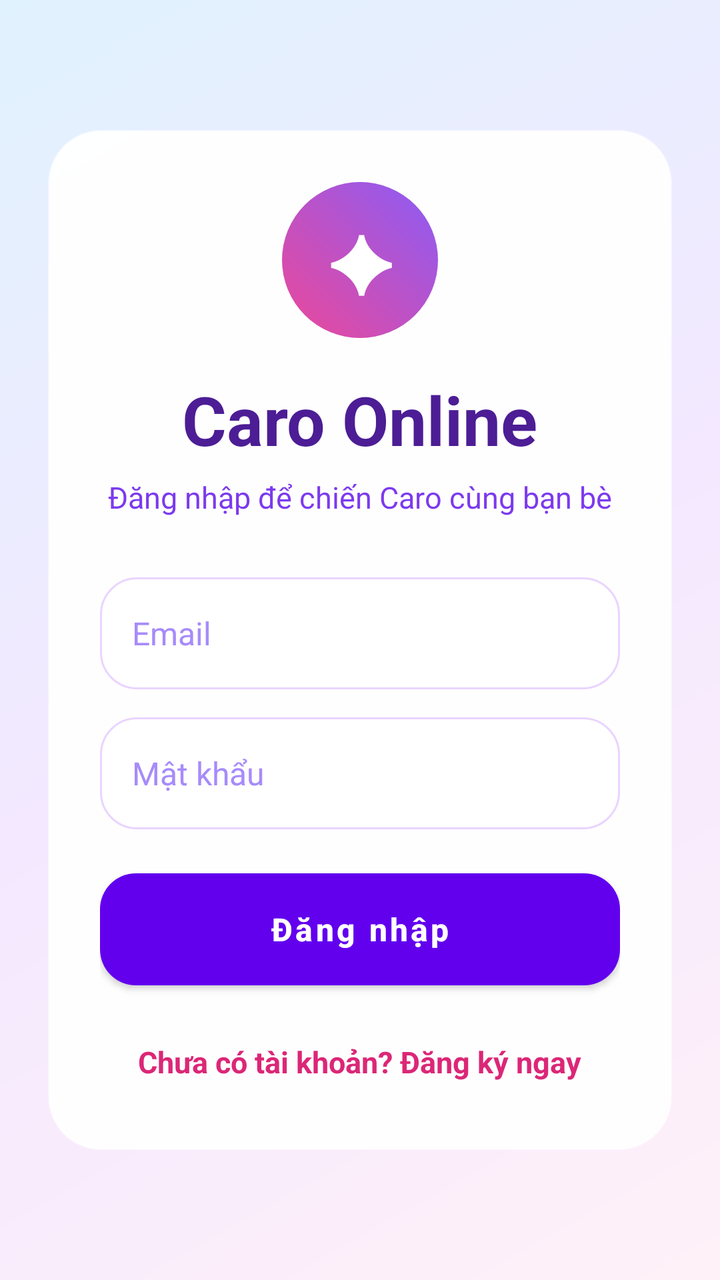
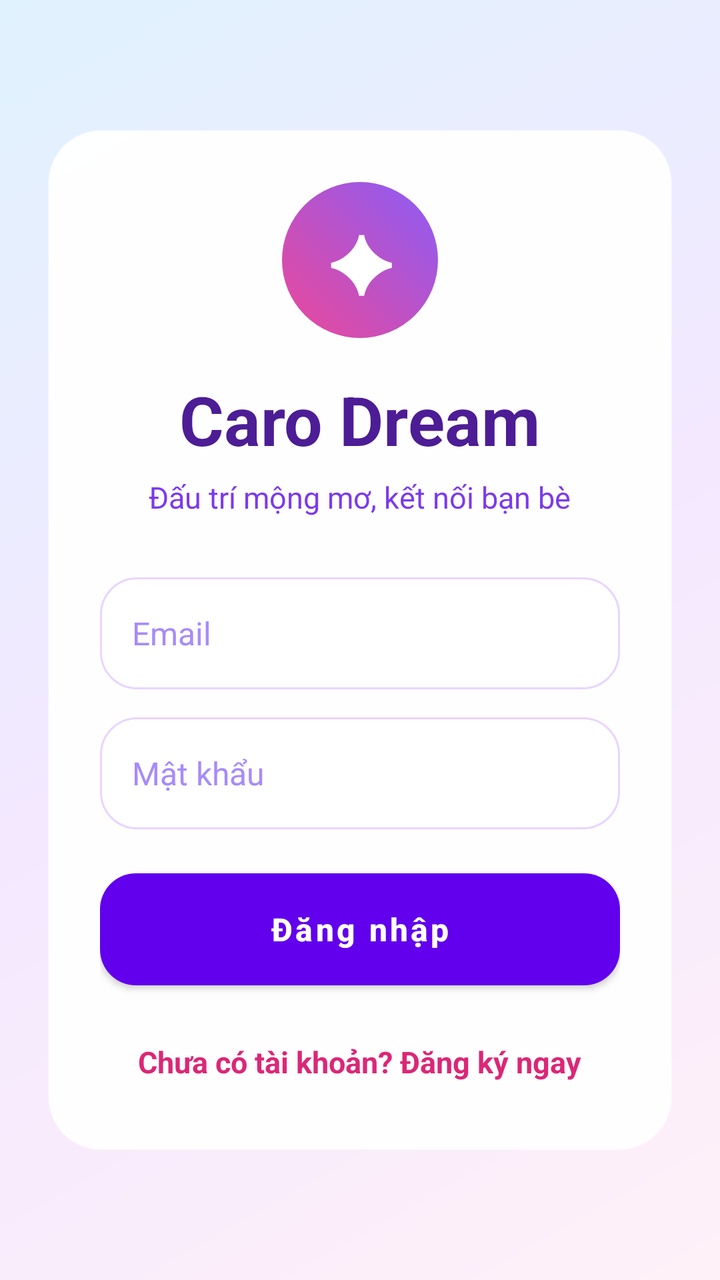

The first picture is an Android layout as it rendered before a commit; the second is the same layout after the commit. The layout source and the unified diff follow.
<!-- AndroidManifest.xml: application theme Theme.CaroOnline -->
<!-- res/layout/activity_login.xml -->
<?xml version="1.0" encoding="utf-8"?>
<ScrollView xmlns:android="http://schemas.android.com/apk/res/android"
    android:layout_width="match_parent"
    android:layout_height="match_parent"
    android:fillViewport="true"
    android:background="@drawable/bg_app_gradient">

    <LinearLayout
        android:layout_width="match_parent"
        android:layout_height="match_parent"
        android:gravity="center"
        android:orientation="vertical"
        android:padding="24dp">

        <LinearLayout
            android:layout_width="match_parent"
            android:layout_height="wrap_content"
            android:background="@drawable/bg_card_glass"
            android:elevation="10dp"
            android:gravity="center"
            android:orientation="vertical"
            android:padding="26dp">

            <TextView
                android:layout_width="78dp"
                android:layout_height="78dp"
                android:background="@drawable/bg_circle_logo"
                android:gravity="center"
                android:text="✦"
                android:textColor="@color/button_text_white"
                android:textSize="38sp"
                android:textStyle="bold" />

            <TextView
                android:layout_width="wrap_content"
                android:layout_height="wrap_content"
                android:layout_marginTop="18dp"
                android:text="Caro Online"
                android:textColor="#4C1D95"
                android:textSize="34sp"
                android:textStyle="bold" />

            <TextView
                android:layout_width="wrap_content"
                android:layout_height="wrap_content"
                android:layout_marginTop="6dp"
                android:text="Đăng nhập để chiến Caro cùng bạn bè"
                android:textColor="#7C3AED"
                android:textSize="15sp" />

            <EditText
                android:id="@+id/edtEmail"
                android:layout_width="match_parent"
                android:layout_height="56dp"
                android:layout_marginTop="30dp"
                android:background="@drawable/bg_input"
                android:hint="Email"
                android:inputType="textEmailAddress"
                android:textColor="#1F2937"
                android:textColorHint="#A78BFA"
                android:textSize="16sp" />

            <EditText
                android:id="@+id/edtPassword"
                android:layout_width="match_parent"
                android:layout_height="56dp"
                android:layout_marginTop="14dp"
                android:background="@drawable/bg_input"
                android:hint="Mật khẩu"
                android:inputType="textPassword"
                android:textColor="#1F2937"
                android:textColorHint="#A78BFA"
                android:textSize="16sp" />

            <Button
                android:id="@+id/btnLogin"
                android:layout_width="match_parent"
                android:layout_height="56dp"
                android:layout_marginTop="22dp"
                android:background="@drawable/bg_button_primary"
                android:elevation="6dp"
                android:text="Đăng nhập"
                android:textAllCaps="false"
                android:textColor="@color/button_text_white"
                android:textSize="16sp"
                android:textStyle="bold" />

            <TextView
                android:id="@+id/tvGoRegister"
                android:layout_width="wrap_content"
                android:layout_height="wrap_content"
                android:layout_marginTop="20dp"
                android:padding="8dp"
                android:text="Chưa có tài khoản? Đăng ký ngay"
                android:textColor="#DB2777"
                android:textSize="15sp"
                android:textStyle="bold" />
        </LinearLayout>
    </LinearLayout>
</ScrollView>
<!-- resources referenced by this layout -->
<resources>
  <!-- drawable bg_app_gradient (drawable) -->
  <?xml version="1.0" encoding="utf-8"?>
  <shape xmlns:android="http://schemas.android.com/apk/res/android">
      <gradient
          android:startColor="#FFF1F8"
          android:centerColor="#F3E8FF"
          android:endColor="#E0F2FE"
          android:angle="135" />
  </shape>
  <!-- drawable bg_button_primary (drawable) -->
  <?xml version="1.0" encoding="utf-8"?>
  <selector xmlns:android="http://schemas.android.com/apk/res/android">
      <item android:state_pressed="true">
          <shape><corners android:radius="18dp"/><gradient android:startColor="#7C3AED" android:endColor="#DB2777" android:angle="0"/></shape>
      </item>
      <item>
          <shape><corners android:radius="18dp"/><gradient android:startColor="#EC4899" android:endColor="#8B5CF6" android:angle="0"/></shape>
      </item>
  </selector>
  <!-- drawable bg_card_glass (drawable) -->
  <?xml version="1.0" encoding="utf-8"?>
  <shape xmlns:android="http://schemas.android.com/apk/res/android">
      <solid android:color="#F7FFFFFF" />
      <corners android:radius="26dp" />
      <stroke android:width="1dp" android:color="#70FFFFFF" />
      <padding android:left="18dp" android:top="18dp" android:right="18dp" android:bottom="18dp" />
  </shape>
  <!-- drawable bg_circle_logo (drawable) -->
  <?xml version="1.0" encoding="utf-8"?>
  <shape xmlns:android="http://schemas.android.com/apk/res/android" android:shape="oval">
      <gradient android:startColor="#EC4899" android:endColor="#8B5CF6" android:angle="45" />
  </shape>
  <!-- drawable bg_input (drawable) -->
  <?xml version="1.0" encoding="utf-8"?>
  <shape xmlns:android="http://schemas.android.com/apk/res/android">
      <solid android:color="#FFFFFFFF" />
      <corners android:radius="18dp" />
      <stroke android:width="1dp" android:color="#E9D5FF" />
      <padding android:left="16dp" android:right="16dp" android:top="10dp" android:bottom="10dp" />
  </shape>
  <style name="Theme.CaroOnline" parent="Theme.MaterialComponents.DayNight.NoActionBar">
          
          <item name="colorPrimary">@color/purple_500</item>
          <item name="colorPrimaryVariant">@color/purple_700</item>
          <item name="colorOnPrimary">@color/white</item>
          
          <item name="colorSecondary">@color/teal_200</item>
          <item name="colorSecondaryVariant">@color/teal_700</item>
          <item name="colorOnSecondary">@color/black</item>
          
          <item name="android:statusBarColor">?attr/colorPrimaryVariant</item>
          
      </style>
  <color name="purple_500">#FF6200EE</color>
  <color name="purple_700">#FF3700B3</color>
  <color name="white">#FFFFFFFF</color>
  <color name="teal_200">#FF03DAC5</color>
  <color name="teal_700">#FF018786</color>
  <color name="black">#FF000000</color>
</resources>

<!-- the commit's change to res/layout/activity_login.xml (unified diff, before → after) -->
@@ -35,7 +35,7 @@
                 android:layout_width="wrap_content"
                 android:layout_height="wrap_content"
                 android:layout_marginTop="18dp"
-                android:text="Caro Online"
+                android:text="Caro Dream"
                 android:textColor="#4C1D95"
                 android:textSize="34sp"
                 android:textStyle="bold" />
@@ -44,7 +44,7 @@
                 android:layout_width="wrap_content"
                 android:layout_height="wrap_content"
                 android:layout_marginTop="6dp"
-                android:text="Đăng nhập để chiến Caro cùng bạn bè"
+                android:text="Đấu trí mộng mơ, kết nối bạn bè"
                 android:textColor="#7C3AED"
                 android:textSize="15sp" />
 
